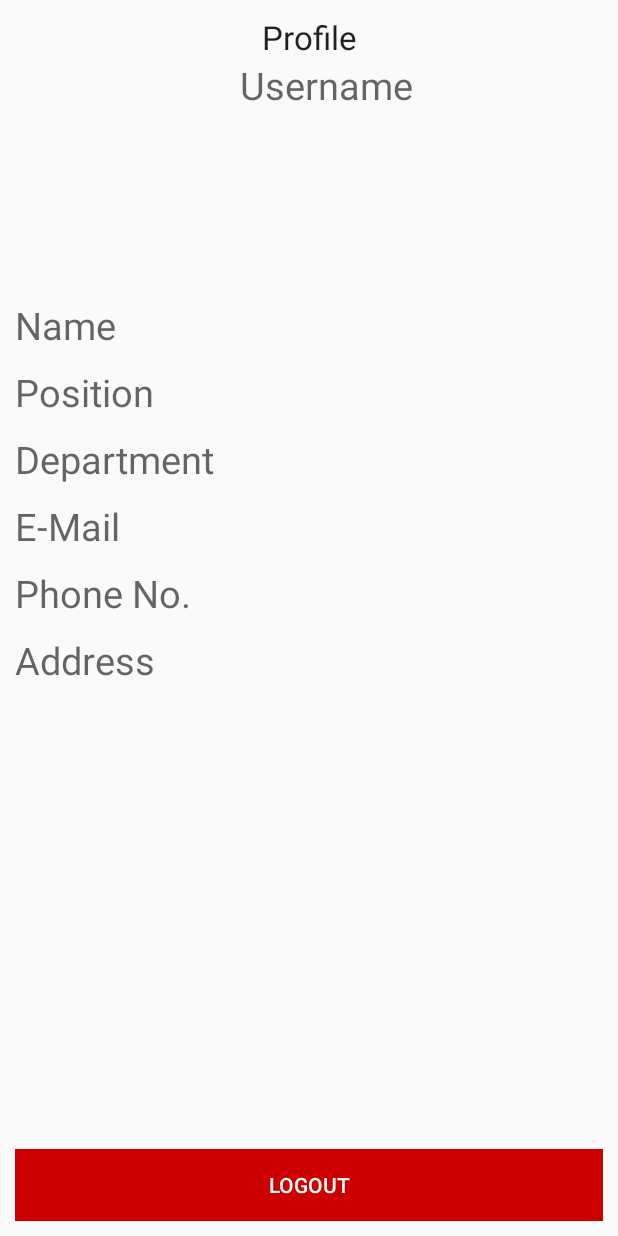
After one commit to Nadzmi-Freelance/Project-Dr-Latif, an Android app: the layout activity_user_profile.xml on its own in the app's theme, with its tools: preview values and no code run, on a phone screen of 412 x 824 dp. The commit adds this screen. Run offline under Robolectric (Android 15) with nearby library versions, the phone set to English and light mode, and no system bars; network calls fail.

Commit message:
Update 2, Test 4: Created user profile page
I have created the user profile page. All of user's information and
logout button are in that page.

```diff
--- a/app/src/main/AndroidManifest.xml
+++ b/app/src/main/AndroidManifest.xml
@@ -32,7 +32,7 @@
             android:name=".RegisterPage"
             android:label="@string/title_activity_register_page" />
         <activity
-            android:name=".LogoutPage"
+            android:name=".UserProfile"
             android:label="@string/title_activity_logout_page" />
         <activity
             android:name=".RegisterComment"
--- a/app/src/main/java/com/example/seladanghijau/projectdrlatif/MainActivity.java
+++ b/app/src/main/java/com/example/seladanghijau/projectdrlatif/MainActivity.java
@@ -83,7 +83,7 @@ public class MainActivity extends ActionBarActivity implements AdapterView.OnIte
 
                 switch(position) {
                     case 2:
-                        Intent logoutPage = new Intent(MainActivity.this, LogoutPage.class);
+                        Intent logoutPage = new Intent(MainActivity.this, UserProfile.class);
                         startActivity(logoutPage);
                         break;
                 }
--- /dev/null
+++ b/app/src/main/res/layout/activity_user_profile.xml
@@ -0,0 +1,144 @@
+<?xml version="1.0" encoding="utf-8"?>
+<android.support.v4.widget.DrawerLayout xmlns:android="http://schemas.android.com/apk/res/android"
+    xmlns:tools="http://schemas.android.com/tools"
+    android:id="@+id/drawerLayout"
+    android:layout_width="match_parent"
+    android:layout_height="match_parent"
+    tools:context="com.example.seladanghijau.projectdrlatif.UserProfile">
+
+    <!-- main content -->
+    <FrameLayout
+        android:layout_width="match_parent"
+        android:layout_height="match_parent">
+
+        <RelativeLayout
+            android:layout_width="match_parent"
+            android:layout_height="match_parent"
+            android:padding="10dp">
+
+
+            <Button
+                android:id="@+id/logout"
+                android:text="LOGOUT"
+                android:layout_width="match_parent"
+                android:layout_height="wrap_content"
+                android:textColor="#ffffff"
+                android:background="#cc0000"
+                android:layout_alignParentBottom="true"
+                android:layout_alignParentLeft="true"
+                android:layout_alignParentStart="true" />
+
+            <TextView
+                android:layout_width="wrap_content"
+                android:layout_height="wrap_content"
+                android:textAppearance="?android:attr/textAppearanceLarge"
+                android:text="Profile"
+                android:id="@+id/textView"
+                android:layout_alignParentTop="true"
+                android:layout_alignParentLeft="true"
+                android:layout_alignParentStart="true"
+                android:layout_alignParentRight="true"
+                android:layout_alignParentEnd="true"
+                android:gravity="center" />
+
+            <ImageView
+                android:layout_width="wrap_content"
+                android:layout_height="wrap_content"
+                android:id="@+id/imgThumbnail"
+                android:layout_below="@+id/textView"
+                android:layout_alignParentLeft="true"
+                android:layout_alignParentStart="true"
+                android:maxHeight="150dp"
+                android:maxWidth="150dp"
+                android:minHeight="150dp"
+                android:minWidth="150dp" />
+
+            <TextView
+                android:layout_width="match_parent"
+                android:layout_height="wrap_content"
+                android:textAppearance="?android:attr/textAppearanceMedium"
+                android:text="Username"
+                android:id="@+id/txtUsername"
+                android:layout_below="@+id/textView"
+                android:layout_toRightOf="@+id/imgThumbnail"
+                android:layout_toEndOf="@+id/imgThumbnail"
+                android:textSize="25dp" />
+
+            <LinearLayout
+                android:orientation="vertical"
+                android:layout_width="fill_parent"
+                android:layout_height="fill_parent"
+                android:layout_below="@+id/imgThumbnail"
+                android:layout_alignParentLeft="true"
+                android:layout_alignParentStart="true"
+                android:layout_above="@+id/logout">
+
+                <TextView
+                    android:layout_width="match_parent"
+                    android:layout_height="wrap_content"
+                    android:textAppearance="?android:attr/textAppearanceMedium"
+                    android:text="Name"
+                    android:id="@+id/txtName"
+                    android:textSize="25dp"
+                    android:layout_marginTop="10dp" />
+
+                <TextView
+                    android:layout_width="match_parent"
+                    android:layout_height="wrap_content"
+                    android:textAppearance="?android:attr/textAppearanceMedium"
+                    android:text="Position"
+                    android:id="@+id/txtPosition"
+                    android:textSize="25dp"
+                    android:layout_marginTop="10dp" />
+
+                <TextView
+                    android:layout_width="match_parent"
+                    android:layout_height="wrap_content"
+                    android:textAppearance="?android:attr/textAppearanceMedium"
+                    android:text="Department"
+                    android:id="@+id/txtDepartment"
+                    android:textSize="25dp"
+                    android:layout_marginTop="10dp" />
+
+                <TextView
+                    android:layout_width="match_parent"
+                    android:layout_height="wrap_content"
+                    android:textAppearance="?android:attr/textAppearanceMedium"
+                    android:text="E-Mail"
+                    android:id="@+id/txtEmail"
+                    android:textSize="25dp"
+                    android:layout_marginTop="10dp" />
+
+                <TextView
+                    android:layout_width="match_parent"
+                    android:layout_height="wrap_content"
+                    android:textAppearance="?android:attr/textAppearanceMedium"
+                    android:text="Phone No."
+                    android:id="@+id/txtPhoneNo"
+                    android:textSize="25dp"
+                    android:layout_marginTop="10dp" />
+
+                <TextView
+                    android:layout_width="match_parent"
+                    android:layout_height="wrap_content"
+                    android:textAppearance="?android:attr/textAppearanceMedium"
+                    android:text="Address"
+                    android:id="@+id/txtAddress"
+                    android:textSize="25dp"
+                    android:layout_marginTop="10dp" />
+            </LinearLayout>
+
+        </RelativeLayout>
+    </FrameLayout>
+    <!---->
+
+    <!-- menu drawer content -->
+    <ListView
+        android:id="@+id/menuList"
+        android:layout_width="240dp"
+        android:layout_height="match_parent"
+        android:layout_gravity="start"
+        android:background="#FF8800"
+        android:divider="@null"></ListView>
+    <!---->
+</android.support.v4.widget.DrawerLayout>
```
Also changed, not shown: app/src/main/java/com/example/seladanghijau/projectdrlatif/LogoutPage.java (deleted, +0 -123 lines), app/src/main/java/com/example/seladanghijau/projectdrlatif/SearchBook.java (+1 -13 lines), app/src/main/java/com/example/seladanghijau/projectdrlatif/UserProfile.java (added, +285 -0 lines), app/src/main/res/layout/activity_logout_page.xml (deleted, +0 -48 lines), app/src/main/res/values/strings.xml (+7 -23 lines).
